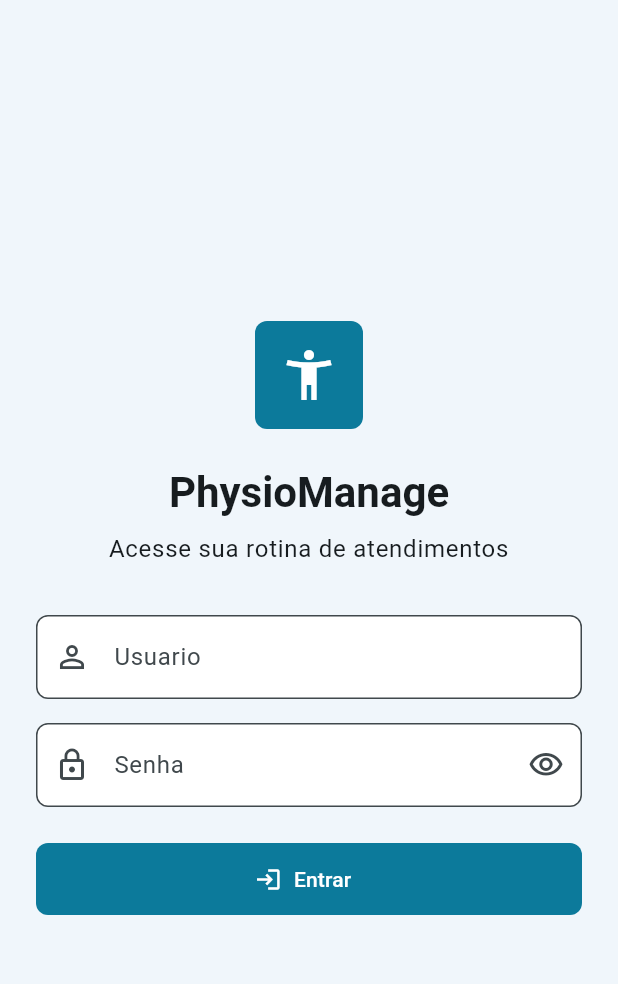
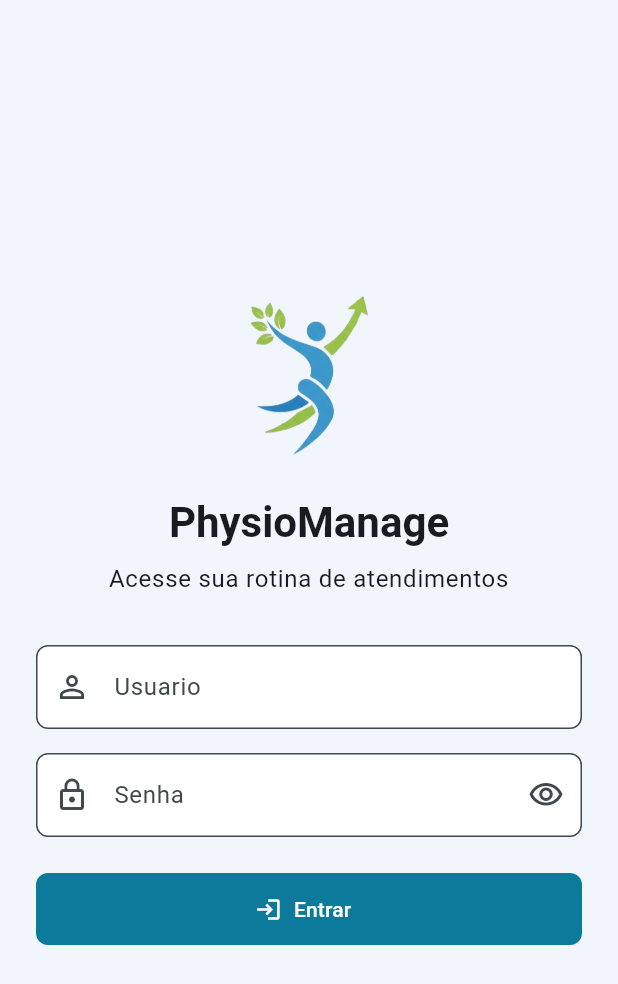
Before and after one commit to AndradeWil/PI3, a Flutter app: the screen it shows after launch, on a phone screen of 412 x 824 dp. Shown: the top 984 px of the screen. Run offline on Flutter 3.47's test engine with Material 3 defaults, Android fonts, the phone set to English and light mode, and no system bars; our stand-ins replace dio, fl_chart, flutter_riverpod, flutter_secure_storage, go_router, open_filex; Roboto replaces fonts that are missing (Segoe UI).

Commit message:
Alterado icone do aplicativo mobile

```diff
--- a/mobile/lib/features/auth/presentation/pages/login_page.dart
+++ b/mobile/lib/features/auth/presentation/pages/login_page.dart
@@ -58,19 +58,13 @@ class _LoginPageState extends ConsumerState<LoginPage> {
                 child: Column(
                   crossAxisAlignment: CrossAxisAlignment.stretch,
                   children: [
-                    Align(
-                      child: Container(
-                        width: 72,
-                        height: 72,
-                        alignment: Alignment.center,
-                        decoration: BoxDecoration(
-                          color: Theme.of(context).colorScheme.primary,
-                          borderRadius: BorderRadius.circular(8),
-                        ),
-                        child: const Icon(
-                          Icons.accessibility_new,
-                          size: 40,
-                          color: Colors.white,
+                    const Align(
+                      child: SizedBox(
+                        width: 112,
+                        height: 112,
+                        child: Image(
+                          image: AssetImage('assets/logo_img.png'),
+                          fit: BoxFit.contain,
                         ),
                       ),
                     ),
```
Also changed, not shown: mobile/lib/app/shell/app_shell.dart (+4 -6 lines), mobile/lib/features/auth/presentation/pages/startup_page.dart (+8 -1 lines), mobile/lib/features/dashboard/presentation/pages/dashboard_page.dart (+4 -6 lines), mobile/pubspec.yaml (+11 -0 lines), mobile/assets/logo.png (added), mobile/assets/logo_img.png (added), mobile/pubspec.lock, 30 other files.
